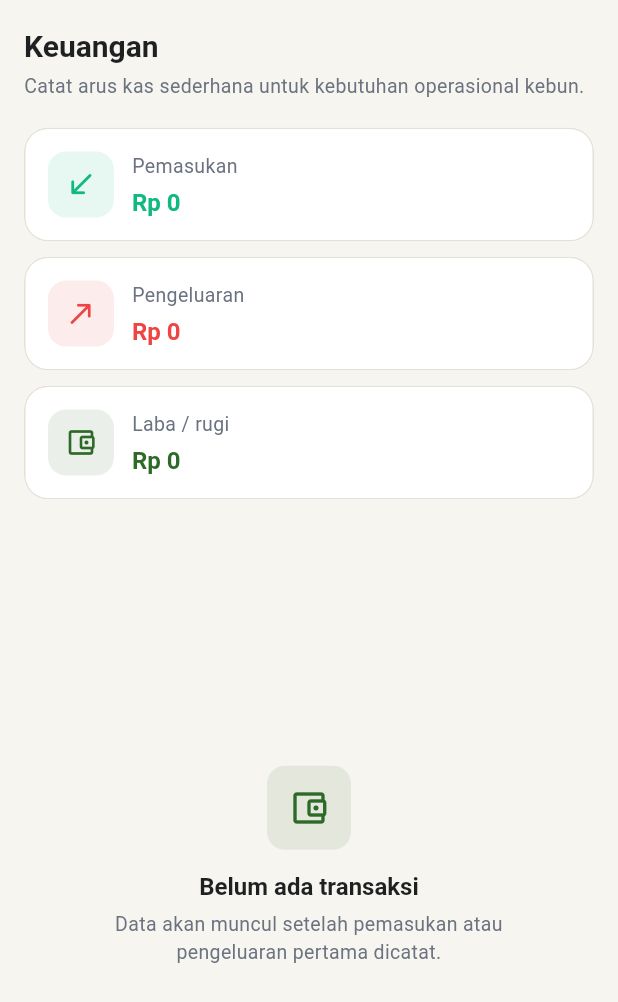
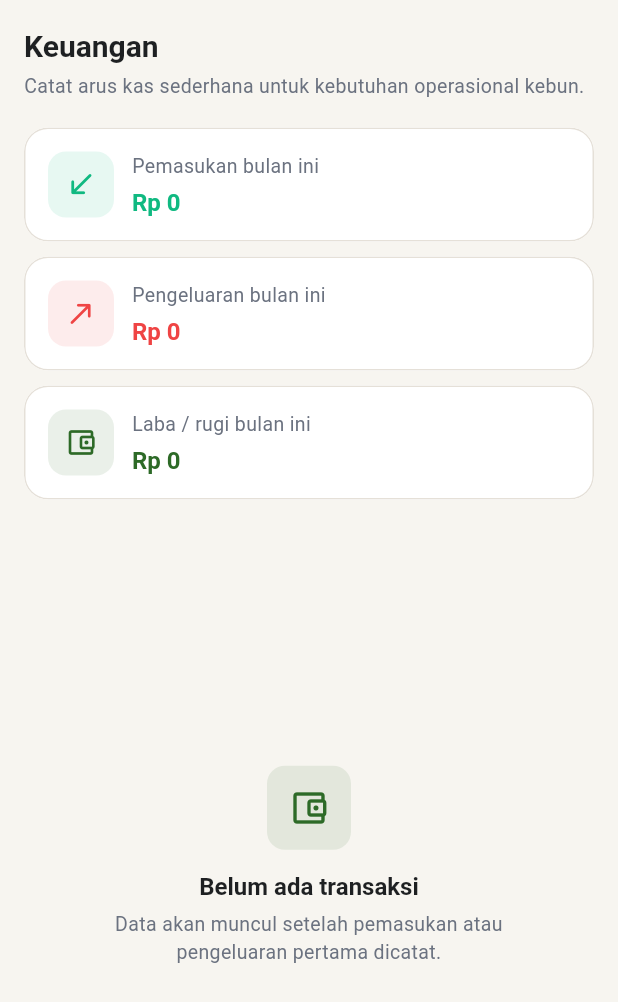
Before and after one commit to AbdullohMunam/sei_cycle, a Flutter app: the FinanceScreen widget shown alone on an empty page, opened directly with empty values, on a phone screen of 412 x 824 dp. Shown: the top 1002 px of the screen. Run offline on Flutter 3.47's test engine with Material 3 defaults, Android fonts, the phone set to English and light mode, and no system bars; our stand-ins replace cloud_firestore, firebase_auth, firebase_core, firebase_messaging, fl_chart, flutter_local_notifications and 4 more; missing offline and left inert: excel; accounts and stored records are empty; statements that could not run were skipped.

Commit message:
feat: finalize simple finance module

```diff
--- a/lib/features/finance/models/finance_record.dart
+++ b/lib/features/finance/models/finance_record.dart
@@ -9,7 +9,9 @@ class FinanceRecord {
     required this.category,
     required this.amount,
     required this.date,
-    required this.note,
+    required this.notes,
+    required this.paymentMethod,
+    required this.moduleType,
     required this.createdBy,
     required this.updatedBy,
     required this.createdAt,
@@ -22,12 +24,16 @@ class FinanceRecord {
   final String category;
   final double amount;
   final DateTime date;
-  final String note;
+  final String notes;
+  final String paymentMethod;
+  final String moduleType;
   final String createdBy;
   final String updatedBy;
   final DateTime createdAt;
   final DateTime updatedAt;
   final bool isDeleted;
+
+  String get note => notes;
 
   factory FinanceRecord.fromDocument(
     DocumentSnapshot<Map<String, dynamic>> document,
@@ -39,7 +45,12 @@ class FinanceRecord {
       category: stringField(data, const ['category', 'title']),
       amount: doubleField(data, const ['amount']),
       date: dateTimeField(data, const ['date']),
-      note: stringField(data, const ['notes', 'note']),
+      notes: stringField(data, const ['notes', 'description', 'note']),
+      paymentMethod: stringField(data, const [
+        'paymentMethod',
+        'payment_method',
+      ]),
+      moduleType: stringField(data, const ['moduleType', 'module_type']),
       createdBy: stringField(data, const ['createdBy', 'created_by']),
       updatedBy: stringField(data, const ['updatedBy', 'updated_by']),
       createdAt: dateTimeField(data, const ['createdAt', 'created_at']),
@@ -55,7 +66,10 @@ class FinanceRecord {
       'category': category,
       'amount': amount,
       'date': Timestamp.fromDate(date),
-      'notes': note,
+      'description': notes,
+      'notes': notes,
+      'paymentMethod': paymentMethod,
+      'moduleType': moduleType,
       'createdBy': createdBy,
       'updatedBy': updatedBy,
       'createdAt': Timestamp.fromDate(createdAt),
--- a/lib/features/finance/screen/finance_screen.dart
+++ b/lib/features/finance/screen/finance_screen.dart
@@ -1,4 +1,6 @@
 import 'package:flutter/material.dart';
+
+import '../../../core/constants/farm_modules.dart';
 
 import '../../../core/utils/delete_confirmation.dart';
 import '../../../core/utils/formatters.dart';
@@ -44,6 +46,8 @@ class _FinanceScreenState extends State<FinanceScreen> {
         amount: value.amount,
         date: value.date,
         note: value.note,
+        paymentMethod: value.paymentMethod,
+        moduleType: value.moduleType,
         userId: widget.profile.uid,
       ),
       successMessage: record == null
@@ -85,19 +89,14 @@ class _FinanceScreenState extends State<FinanceScreen> {
           final state = asyncSnapshotState(snapshot);
           if (state != null) return state;
           final records = snapshot.requireData;
-          final income = records
-              .where((record) => record.type == 'income')
-              .fold<double>(0, (total, record) => total + record.amount);
-          final expense = records
-              .where((record) => record.type == 'expense')
-              .fold<double>(0, (total, record) => total + record.amount);
+          final summary = _service.monthlyProfitLossFromRecords(records);
 
           return Column(
             children: [
               _FinanceSummary(
-                income: income,
-                expense: expense,
-                balance: income - expense,
+                income: summary.totalIncome,
+                expense: summary.totalExpense,
+                balance: summary.netProfit,
               ),
               const SizedBox(height: 14),
               Expanded(
@@ -153,19 +152,19 @@ class _FinanceSummary extends StatelessWidget {
             (constraints.maxWidth - ((columns - 1) * spacing)) / columns;
         final cards = [
           _FinanceTotalCard(
-            label: 'Pemasukan',
+            label: 'Pemasukan bulan ini',
             value: income,
             color: AppColors.success,
             icon: Icons.south_west_rounded,
           ),
           _FinanceTotalCard(
-            label: 'Pengeluaran',
+            label: 'Pengeluaran bulan ini',
             value: expense,
             color: AppColors.error,
             icon: Icons.north_east_rounded,
           ),
           _FinanceTotalCard(
-            label: 'Laba / rugi',
+            label: 'Laba / rugi bulan ini',
             value: balance,
             color: balance >= 0 ? AppColors.primaryGreen : AppColors.warning,
             icon: Icons.account_balance_wallet_outlined,
@@ -290,6 +289,26 @@ class _FinanceRecordCard extends StatelessWidget {
                     context,
                   ).textTheme.labelSmall?.copyWith(color: AppColors.textMuted),
                 ),
+                if (record.paymentMethod.trim().isNotEmpty ||
+                    record.moduleType.trim().isNotEmpty) ...[
+                  const SizedBox(height: 7),
+                  Wrap(
+                    spacing: 6,
+                    runSpacing: 6,
+                    children: [
+                      if (record.paymentMethod.trim().isNotEmpty)
+                        StatusBadge(
+                          label: record.paymentMethod,
+                          color: AppColors.primaryGreen,
+                        ),
+                      if (record.moduleType.trim().isNotEmpty)
+                        StatusBadge(
+                          label: FarmModules.nameOf(record.moduleType),
+                          color: AppColors.info,
+                        ),
+                    ],
+                  ),
+                ],
                 if (record.note.trim().isNotEmpty) ...[
                   const SizedBox(height: 5),
                   Text(
@@ -350,6 +369,8 @@ class _FinanceFormValue {
     required this.amount,
     required this.date,
     required this.note,
+    required this.paymentMethod,
+    required this.moduleType,
   });
 
   final String type;
@@ -357,6 +378,8 @@ class _FinanceFormValue {
   final double amount;
   final DateTime date;
   final String note;
+  final String paymentMethod;
+  final String moduleType;
 }
 
 class _FinanceFormDialog extends StatefulWidget {
@@ -373,6 +396,8 @@ class _FinanceFormDialogState extends State<_FinanceFormDialog> {
   late final TextEditingController _category;
   late final TextEditingController _amount;
   late final TextEditingController _note;
+  late final TextEditingController _paymentMethod;
+  late String _moduleType;
   late String _type;
   late DateTime _date;
 
@@ -385,6 +410,8 @@ class _FinanceFormDialogState extends State<_FinanceFormDialog> {
       text: record == null ? '' : record.amount.toString(),
     );
     _note = TextEditingController(text: record?.note);
+    _paymentMethod = TextEditingController(text: record?.paymentMethod);
+    _moduleType = record?.moduleType ?? '';
     _type = record?.type ?? 'income';
     _date = record?.date ?? DateTime.now();
   }
@@ -394,6 +421,7 @@ class _FinanceFormDialogState extends State<_FinanceFormDialog> {
     _category.dispose();
     _amount.dispose();
     _note.dispose();
+    _paymentMethod.dispose();
     super.dispose();
   }
 
@@ -410,6 +438,8 @@ class _FinanceFormDialogState extends State<_FinanceFormDialog> {
         amount: _parsedAmount()!,
         date: _date,
         note: _note.text,
+        paymentMethod: _paymentMethod.text,
+        moduleType: _moduleType,
       ),
     );
   }
@@ -494,6 +524,30 @@ class _FinanceFormDialogState extends State<_FinanceFormDialog> {
                 ),
                 const SizedBox(height: 12),
                 TextFormField(
+                  controller: _paymentMethod,
+                  decoration: const InputDecoration(
+                    labelText: 'Metode pembayaran',
+                    hintText: 'Contoh: tunai, transfer, QRIS',
+                  ),
+                ),
+                const SizedBox(height: 12),
+                DropdownButtonFormField<String>(
+                  initialValue: _moduleType,
+                  decoration: const InputDecoration(labelText: 'Modul kebun'),
+                  items: [
+                    DropdownMenuItem(value: '', child: Text('Umum')),
+                    for (final module in FarmModules.values)
+                      DropdownMenuItem(
+                        value: module.id,
+                        child: Text(module.name),
+                      ),
+                  ],
+                  onChanged: (value) {
+                    setState(() => _moduleType = value ?? '');
+                  },
+                ),
+                const SizedBox(height: 12),
+                TextFormField(
                   controller: _note,
                   maxLines: 3,
                   decoration: const InputDecoration(
--- a/lib/features/finance/services/finance_service.dart
+++ b/lib/features/finance/services/finance_service.dart
@@ -28,6 +28,39 @@ class FinanceService {
         );
   }
 
+  Future<FinanceSummary> loadCurrentMonthSummary({DateTime? now}) {
+    final anchor = now ?? DateTime.now();
+    final start = DateTime(anchor.year, anchor.month);
+    final end = DateTime(anchor.year, anchor.month + 1);
+    return loadSummaryByDateRange(start: start, end: end);
+  }
+
+  Future<FinanceSummary> loadSummaryByDateRange({
+    required DateTime start,
+    required DateTime end,
+  }) async {
+    _validateDateRange(start: start, end: end);
+    final snapshot = await _collection
+        .where('isDeleted', isEqualTo: false)
+        .where('date', isGreaterThanOrEqualTo: Timestamp.fromDate(start))
+        .where('date', isLessThan: Timestamp.fromDate(end))
+        .orderBy('date')
+        .get();
+    return cashflowSummary(
+      snapshot.docs.map(FinanceRecord.fromDocument),
+      start: start,
+      end: end,
+    );
+  }
+
+  FinanceSummary monthlyProfitLossFromRecords(
+    Iterable<FinanceRecord> records, {
+    DateTime? now,
+  }) {
+    final anchor = now ?? DateTime.now();
+    return monthlyProfitLoss(records, month: anchor);
+  }
+
   Future<void> save({
     String? id,
     required String type,
@@ -35,12 +68,16 @@ class FinanceService {
     required double amount,
     required DateTime date,
     required String note,
+    String paymentMethod = '',
+    String moduleType = '',
     required String userId,
   }) async {
+    final normalizedType = type.trim().toLowerCase();
     _validateSave(
-      type: type,
+      type: normalizedType,
       category: category,
       amount: amount,
+      date: date,
       userId: userId,
     );
 
@@ -48,11 +85,14 @@ class FinanceService {
     final now = FieldValue.serverTimestamp();
     final data = <String, dynamic>{
       'id': documentId,
-      'type': type,
+      'type': normalizedType,
       'category': category.trim(),
       'amount': amount,
       'date': Timestamp.fromDate(date),
+      'description': note.trim(),
       'notes': note.trim(),
+      'paymentMethod': paymentMethod.trim(),
+      'moduleType': moduleType.trim(),
       'updatedBy': userId,
       'updatedAt': now,
       'isDeleted': false,
@@ -78,11 +118,133 @@ class FinanceService {
     required String type,
     required String category,
     required double amount,
+    required DateTime date,
     required String userId,
   }) {
     requireOneOf(type, _validTypes, 'type');
     requireTrimmed(category, 'category');
     requirePositive(amount, 'amount');
+    _requireValidDate(date, 'date');
     requireTrimmed(userId, 'userId');
   }
+
+  static FinanceSummary monthlyProfitLoss(
+    Iterable<FinanceRecord> records, {
+    required DateTime month,
+  }) {
+    final start = DateTime(month.year, month.month);
+    final end = DateTime(month.year, month.month + 1);
+    return cashflowSummary(records, start: start, end: end);
+  }
+
+  static FinanceSummary cashflowSummary(
+    Iterable<FinanceRecord> records, {
+    required DateTime start,
+    required DateTime end,
+  }) {
+    _validateDateRange(start: start, end: end);
+    final activeRecords = records.where((record) {
+      return !record.isDeleted &&
+          !record.date.isBefore(start) &&
+          record.date.isBefore(end);
+    }).toList();
+
+    final byCategory = <String, FinanceCategorySummary>{};
+    var totalIncome = 0.0;
+    var totalExpense = 0.0;
+
+    for (final record in activeRecords) {
+      if (record.type == 'income') {
+        totalIncome += record.amount;
+      } else if (record.type == 'expense') {
+        totalExpense += record.amount;
+      }
+
+      final key = record.category.trim().isEmpty
+          ? 'Tanpa kategori'
+          : record.category.trim();
+      byCategory[key] = (byCategory[key] ?? FinanceCategorySummary.empty(key))
+          .add(record);
+    }
+
+    return FinanceSummary(
+      start: start,
+      end: end,
+      totalIncome: totalIncome,
+      totalExpense: totalExpense,
+      byCategory: Map.unmodifiable(byCategory),
+      transactions: List.unmodifiable(activeRecords),
+    );
+  }
+
+  static void _validateDateRange({
+    required DateTime start,
+    required DateTime end,
+  }) {
+    _requireValidDate(start, 'start');
+    _requireValidDate(end, 'end');
+    if (!end.isAfter(start)) {
+      throw ArgumentError.value(end, 'end', 'end harus setelah start.');
+    }
+  }
+
+  static void _requireValidDate(DateTime value, String fieldName) {
+    if (value.year < 1900 || value.year > 2200) {
+      throw ArgumentError.value(value, fieldName, '$fieldName tidak valid.');
+    }
+  }
 }
+
+class FinanceSummary {
+  const FinanceSummary({
+    required this.start,
+    required this.end,
+    required this.totalIncome,
+    required this.totalExpense,
+    required this.byCategory,
+    required this.transactions,
+  });
+
+  final DateTime start;
+  final DateTime end;
+  final double totalIncome;
+  final double totalExpense;
+  final Map<String, FinanceCategorySummary> byCategory;
+  final List<FinanceRecord> transactions;
+
+  double get netProfit => totalIncome - totalExpense;
+}
+
+class FinanceCategorySummary {
+  const FinanceCategorySummary({
+    required this.category,
+    required this.income,
+    required this.expense,
+    required this.count,
+  });
+
+  factory FinanceCategorySummary.empty(String category) {
+    return FinanceCategorySummary(
+      category: category,
+      income: 0,
+      expense: 0,
+      count: 0,
+    );
+  }
+
+  final String category;
+  final double income;
+  final double expense;
+  final int count;
+
+  double get netProfit => income - expense;
+
+  FinanceCategorySummary add(FinanceRecord record) {
+    return FinanceCategorySummary(
+      category: category,
+      income: income + (record.type == 'income' ? record.amount : 0),
+      expense: expense + (record.type == 'expense' ? record.amount : 0),
+      count: count + 1,
+    );
+  }
+}
--- a/lib/features/profile/models/app_user.dart
+++ b/lib/features/profile/models/app_user.dart
@@ -52,13 +52,14 @@ class AppUser {
 
   bool get canViewFinance => isActive;
   bool get canManageFinance => isAdmin || isOperatorKeuangan;
-  bool get canDeleteFinance => isAdmin;
+  bool get canDeleteFinance => isAdmin || isOperatorKeuangan;
   bool get canViewFinanceDashboard => canViewFinance;
 
   bool get canManageOperations =>
       canManageLogbooks || canManageInventory || canManageSchedules;
 
-  bool get canViewReports => isAdmin || isOperatorLapangan || isOperatorKeuangan;
+  bool get canViewReports =>
+      isAdmin || isOperatorLapangan || isOperatorKeuangan;
 
   factory AppUser.fromDocument(
     DocumentSnapshot<Map<String, dynamic>> document,
```
Also changed, not shown: 2 other files.
